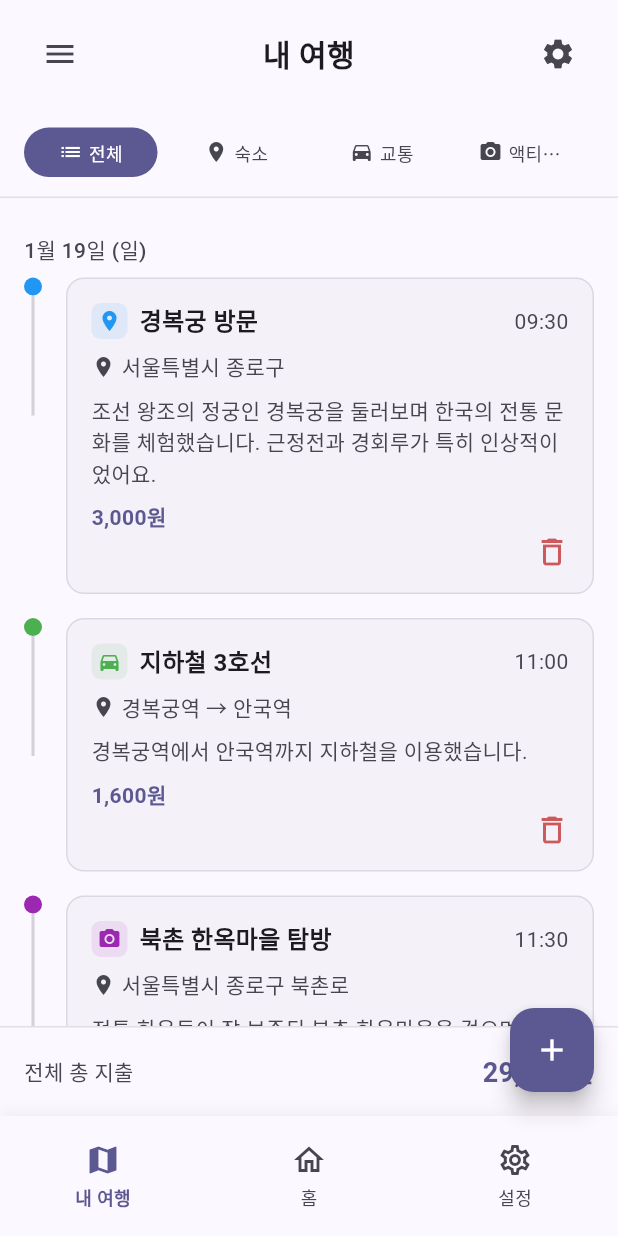
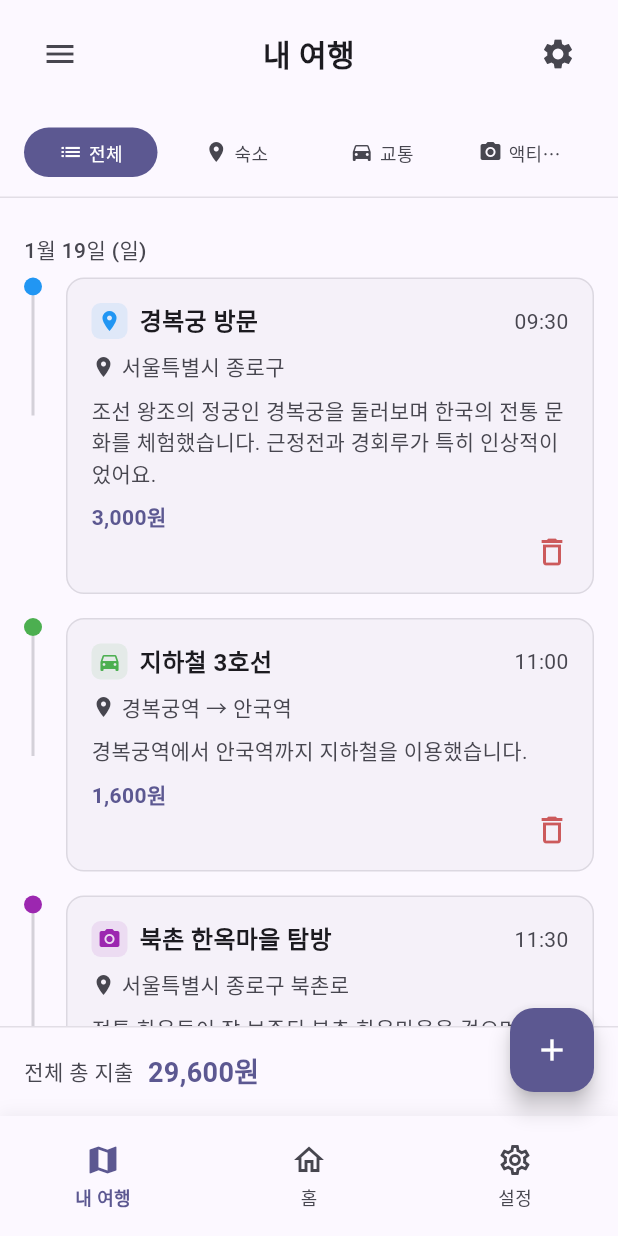
Before and after one commit to Rick-James1098/Travel-Logic, a Flutter app: the TravelApp screen opened directly, on a phone screen of 412 x 824 dp. Run offline on Flutter 3.47's test engine with Material 3 defaults, Android fonts, the light colour scheme and no system bars.

Commit message:
version 0.2.3 "총 지출 금액 왼쪽에 표시"

```diff
--- a/travelogic_app/src/lib/widgets/total_amount_footer.dart
+++ b/travelogic_app/src/lib/widgets/total_amount_footer.dart
@@ -51,7 +51,7 @@ class TotalAmountFooter extends StatelessWidget {
       ),
       child: SafeArea(
         child: Row(
-          mainAxisAlignment: MainAxisAlignment.spaceBetween,
+          mainAxisAlignment: MainAxisAlignment.start,
           children: [
             Text(
               '$filterLabel 총 지출',
@@ -61,7 +61,7 @@ class TotalAmountFooter extends StatelessWidget {
               ),
             ),
             Text(
-              '${NumberFormat('#,###').format(totalAmount)}원',
+              '${NumberFormat('  #,###').format(totalAmount)}원',
               style: TextStyle(
                 fontSize: 18,
                 fontWeight: FontWeight.w600,
```
